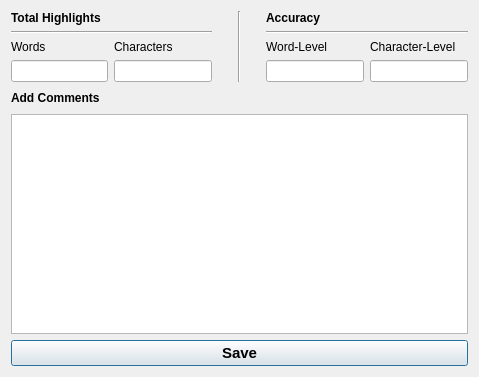
Before: the Qt Designer form FrameWorkCode/commentsview.ui in UDAAN-LEAP/leap-pe-tool, drawn with Qt 5.
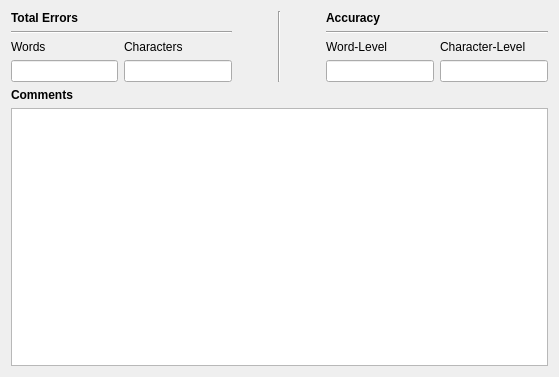
After: the same form once the commit is applied.

The edit to the form file:
```diff
--- a/FrameWorkCode/commentsview.ui
+++ b/FrameWorkCode/commentsview.ui
@@ -6,13 +6,15 @@
    <rect>
     <x>0</x>
     <y>0</y>
-    <width>479</width>
+    <width>559</width>
     <height>377</height>
    </rect>
   </property>
   <property name="windowTitle">
    <string>View Comments</string>
   </property>
+  <layout class="QHBoxLayout" name="horizontalLayout_4">
+   <item>
   <layout class="QVBoxLayout" name="verticalLayout_7">
    <item>
     <layout class="QHBoxLayout" name="horizontalLayout_3">
@@ -21,7 +23,7 @@
        <item>
         <widget class="QLabel" name="label">
          <property name="text">
-          <string>&lt;b&gt;Total Highlights&lt;/b&gt;</string>
+            <string>&lt;html&gt;&lt;head/&gt;&lt;body&gt;&lt;p&gt;&lt;span style=&quot; font-weight:600;&quot;&gt;Total Errors&lt;/span&gt;&lt;/p&gt;&lt;/body&gt;&lt;/html&gt;</string>
          </property>
         </widget>
        </item>
@@ -44,7 +46,14 @@
             </widget>
            </item>
            <item>
-            <widget class="QLineEdit" name="h_words"/>
+              <widget class="QLineEdit" name="h_words">
+               <property name="dragEnabled">
+                <bool>true</bool>
+               </property>
+               <property name="readOnly">
+                <bool>true</bool>
+               </property>
+              </widget>
            </item>
           </layout>
          </item>
@@ -58,7 +67,14 @@
             </widget>
            </item>
            <item>
-            <widget class="QLineEdit" name="h_characters"/>
+              <widget class="QLineEdit" name="h_characters">
+               <property name="dragEnabled">
+                <bool>true</bool>
+               </property>
+               <property name="readOnly">
+                <bool>true</bool>
+               </property>
+              </widget>
            </item>
           </layout>
          </item>
@@ -127,7 +143,14 @@
             </widget>
            </item>
            <item>
-            <widget class="QLineEdit" name="acc_word"/>
+              <widget class="QLineEdit" name="acc_word">
+               <property name="dragEnabled">
+                <bool>true</bool>
+               </property>
+               <property name="readOnly">
+                <bool>true</bool>
+               </property>
+              </widget>
            </item>
           </layout>
          </item>
@@ -141,7 +164,14 @@
             </widget>
            </item>
            <item>
-            <widget class="QLineEdit" name="acc_character"/>
+              <widget class="QLineEdit" name="acc_character">
+               <property name="dragEnabled">
+                <bool>true</bool>
+               </property>
+               <property name="readOnly">
+                <bool>true</bool>
+               </property>
+              </widget>
            </item>
           </layout>
          </item>
@@ -151,124 +181,12 @@
      </item>
     </layout>
    </item>
-   <item>
-    <layout class="QHBoxLayout" name="horizontalLayout_5">
      <item>
       <widget class="QLabel" name="label_3">
        <property name="text">
-        <string>&lt;html&gt;&lt;head/&gt;&lt;body&gt;&lt;p&gt;&lt;span style=&quot; font-weight:600;&quot;&gt;Add Comments&lt;/span&gt;&lt;/p&gt;&lt;/body&gt;&lt;/html&gt;</string>
+        <string>&lt;b&gt;Comments&lt;/b&gt;</string>
        </property>
       </widget>
-     </item>
-     <item>
-      <layout class="QHBoxLayout" name="horizontalLayout_4">
-       <item>
-        <spacer name="horizontalSpacer_3">
-         <property name="orientation">
-          <enum>Qt::Horizontal</enum>
-         </property>
-         <property name="sizeHint" stdset="0">
-          <size>
-           <width>40</width>
-           <height>20</height>
-          </size>
-         </property>
-        </spacer>
-       </item>
-       <item>
-        <spacer name="horizontalSpacer_4">
-         <property name="orientation">
-          <enum>Qt::Horizontal</enum>
-         </property>
-         <property name="sizeHint" stdset="0">
-          <size>
-           <width>40</width>
-           <height>20</height>
-          </size>
-         </property>
-        </spacer>
-       </item>
-       <item>
-        <spacer name="horizontalSpacer_5">
-         <property name="orientation">
-          <enum>Qt::Horizontal</enum>
-         </property>
-         <property name="sizeHint" stdset="0">
-          <size>
-           <width>40</width>
-           <height>20</height>
-          </size>
-         </property>
-        </spacer>
-       </item>
-       <item>
-        <spacer name="horizontalSpacer_6">
-         <property name="orientation">
-          <enum>Qt::Horizontal</enum>
-         </property>
-         <property name="sizeHint" stdset="0">
-          <size>
-           <width>40</width>
-           <height>20</height>
-          </size>
-         </property>
-        </spacer>
-       </item>
-       <item>
-        <spacer name="horizontalSpacer_7">
-         <property name="orientation">
-          <enum>Qt::Horizontal</enum>
-         </property>
-         <property name="sizeHint" stdset="0">
-          <size>
-           <width>40</width>
-           <height>20</height>
-          </size>
-         </property>
-        </spacer>
-       </item>
-       <item>
-        <spacer name="horizontalSpacer_8">
-         <property name="orientation">
-          <enum>Qt::Horizontal</enum>
-         </property>
-         <property name="sizeHint" stdset="0">
-          <size>
-           <width>40</width>
-           <height>20</height>
-          </size>
-         </property>
-        </spacer>
-       </item>
-       <item>
-        <spacer name="horizontalSpacer_9">
-         <property name="orientation">
-          <enum>Qt::Horizontal</enum>
-         </property>
-         <property name="sizeHint" stdset="0">
-          <size>
-           <width>40</width>
-           <height>20</height>
-          </size>
-         </property>
-        </spacer>
-       </item>
-       <item>
-        <spacer name="horizontalSpacer_10">
-         <property name="orientation">
-          <enum>Qt::Horizontal</enum>
-         </property>
-         <property name="sizeHint" stdset="0">
-          <size>
-           <width>40</width>
-           <height>20</height>
-          </size>
-         </property>
-        </spacer>
-       </item>
-      </layout>
-     </item>
-    </layout>
    </item>
    <item>
     <widget class="QTextBrowser" name="commentTextBrowser">
@@ -286,28 +204,9 @@
        <bold>false</bold>
       </font>
      </property>
-     <property name="readOnly">
-      <bool>false</bool>
-     </property>
-     <property name="overwriteMode">
-      <bool>true</bool>
-     </property>
-    </widget>
-   </item>
-   <item>
-    <widget class="QPushButton" name="pushButton">
-     <property name="font">
-      <font>
-       <pointsize>11</pointsize>
-       <weight>75</weight>
-       <bold>true</bold>
-       <underline>false</underline>
-      </font>
-     </property>
-     <property name="text">
-      <string>Save</string>
-     </property>
-    </widget>
+      </widget>
+     </item>
+    </layout>
    </item>
   </layout>
  </widget>
```
Lines whose indentation alone changed are shown as unchanged.
